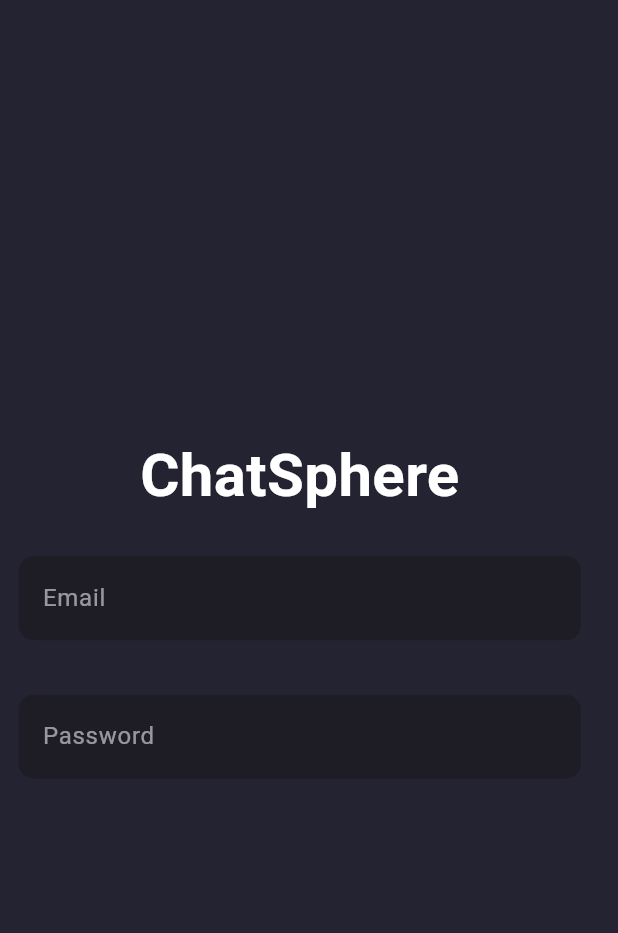
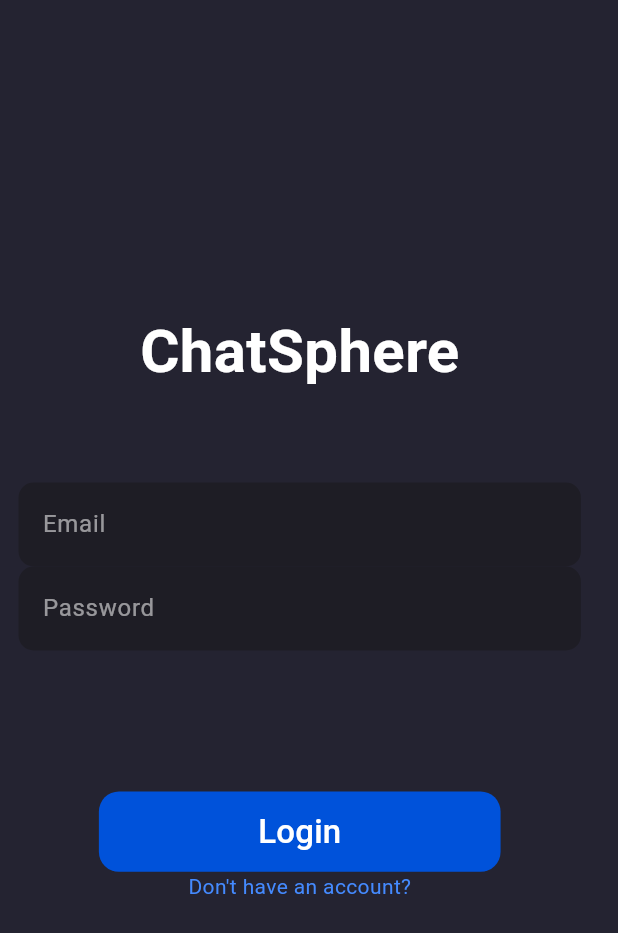
Before and after one commit to daviddprtma/chatsphere_app, a Flutter app: the screen it shows after launch, on a phone screen of 412 x 824 dp. Shown: the top 933 px of the screen. Run offline on Flutter 3.47's test engine with Material 3 defaults, Android fonts, the phone set to English and light mode, and no system bars; our stand-ins replace cloud_firestore, file_picker, firebase_analytics, firebase_auth, firebase_core, firebase_storage and 1 more; accounts and stored records are empty.

Commit message:
implement login function done

```diff
--- a/analysis_options.yaml
+++ b/analysis_options.yaml
@@ -23,6 +23,5 @@ linter:
   rules:
     # avoid_print: false  # Uncomment to disable the `avoid_print` rule
     # prefer_single_quotes: true  # Uncomment to enable the `prefer_single_quotes` rule
-
 # Additional information about this file can be found at
 # https://dart.dev/guides/language/analysis-options
--- a/lib/main.dart
+++ b/lib/main.dart
@@ -1,39 +1,49 @@
 import 'package:chatsphere_app/pages/login_page.dart';
+import 'package:chatsphere_app/providers/authentication_provider.dart';
 import 'package:flutter/material.dart';
 
 import 'package:firebase_analytics/firebase_analytics.dart';
+import 'package:flutter/widgets.dart';
+import 'package:provider/provider.dart';
 
 import './pages/splash_page.dart';
 
 import './services/navigation_service.dart';
 
-
 void main() {
   runApp(SplashPage(
     key: UniqueKey(),
     onInitializationComplete: () {
-      runApp(MainApp());
+      runApp(const MainApp());
     },
   ));
 }
 
 class MainApp extends StatelessWidget {
+  const MainApp({super.key});
+
   @override
   Widget build(BuildContext context) {
-    return MaterialApp(
+    return MultiProvider(
+        providers: [
+          ChangeNotifierProvider<AuthenticationProvider>(
+              create: (BuildContext context) {
+            return AuthenticationProvider();
+          }),
+        ],
+        child: MaterialApp(
           title: 'ChatSphere',
           theme: ThemeData(
-        backgroundColor: Color.fromRGBO(36, 35, 49, 1.0),
-        scaffoldBackgroundColor: Color.fromRGBO(36, 35, 49, 1.0),
-        bottomNavigationBarTheme: BottomNavigationBarThemeData(
+            scaffoldBackgroundColor: const Color.fromRGBO(36, 35, 49, 1.0),
+            bottomNavigationBarTheme: const BottomNavigationBarThemeData(
               backgroundColor: Color.fromRGBO(30, 29, 37, 1.0),
             ),
           ),
           navigatorKey: NavigationService.navigatorKey,
           initialRoute: '/login',
           routes: {
-        '/login': (BuildContext _context) => LoginPage(),
+            '/login': (BuildContext context) => LoginPage(),
           },
-    );
+        ));
   }
 }
--- a/lib/pages/login_page.dart
+++ b/lib/pages/login_page.dart
@@ -1,5 +1,10 @@
+import 'package:chatsphere_app/providers/authentication_provider.dart';
+import 'package:chatsphere_app/services/navigation_service.dart';
 import 'package:chatsphere_app/widgets/custom_input_field.dart';
+import 'package:chatsphere_app/widgets/rounded_button.dart';
 import 'package:flutter/material.dart';
+import 'package:get_it/get_it.dart';
+import 'package:provider/provider.dart';
 
 class LoginPage extends StatefulWidget {
   @override
@@ -14,8 +19,11 @@ class _LoginPageState extends State<LoginPage> {
 
   String? _email;
   String? _password;
+  late AuthenticationProvider _authenticationProvider;
+  late NavigationService _navigationService;
 
   final _loginFormKey = GlobalKey<FormState>();
+
   Widget _buildUI() {
     return Scaffold(
       body: Container(
@@ -27,7 +35,21 @@ class _LoginPageState extends State<LoginPage> {
           mainAxisSize: MainAxisSize.max,
           mainAxisAlignment: MainAxisAlignment.center,
           crossAxisAlignment: CrossAxisAlignment.center,
-          children: [_pageTitle(), _loginForm()],
+          children: [
+            _pageTitle(),
+            SizedBox(
+              height: _deviceHeight * 0.04,
+            ),
+            _loginForm(),
+            SizedBox(
+              height: _deviceHeight * 0.05,
+            ),
+            SizedBox(
+              height: _deviceHeight * 0.02,
+            ),
+            _loginButton(),
+            _registerAccount()
+          ],
         ),
       ),
     );
@@ -48,6 +70,7 @@ class _LoginPageState extends State<LoginPage> {
       height: _deviceHeight * 0.18,
       child: Form(
           key: _loginFormKey,
+          child: SingleChildScrollView(
             child: Column(
               mainAxisSize: MainAxisSize.max,
               mainAxisAlignment: MainAxisAlignment.spaceBetween,
@@ -75,14 +98,42 @@ class _LoginPageState extends State<LoginPage> {
                 )
               ],
             ),
+          )),
+    );
+  }
+
+  Widget _loginButton() {
+    return RoundedButton(
+        name: "Login",
+        height: _deviceHeight * 0.065,
+        width: _deviceWidth * 0.65,
+        onPressed: () {
+          if (_loginFormKey.currentState!.validate()) {
+            _loginFormKey.currentState!.save();
+            _authenticationProvider.loginUsingEmailAndPassword(_email!, _password!);
+          }
+        });
+  }
+
+  Widget _registerAccount() {
+    return GestureDetector(
+        onTap: () {
+          // print("clicked!");
+        },
+        child: Container(
+          child: Text(
+            'Don\'t have an account?',
+            style: TextStyle(color: Colors.blueAccent),
           ),
-    );
+        ));
   }
 
   @override
   Widget build(BuildContext context) {
     _deviceHeight = MediaQuery.of(context).size.height;
     _deviceWidth = MediaQuery.of(context).size.width;
+    _authenticationProvider = Provider.of<AuthenticationProvider>(context);
+    _navigationService = GetIt.instance.get<NavigationService>();
     return _buildUI();
   }
 }
--- /dev/null
+++ b/lib/providers/authentication_provider.dart
@@ -0,0 +1,31 @@
+import 'package:chatsphere_app/services/database_service.dart';
+import 'package:chatsphere_app/services/navigation_service.dart';
+import 'package:firebase_auth/firebase_auth.dart';
+import 'package:flutter/material.dart';
+import 'package:get_it/get_it.dart';
+
+class AuthenticationProvider extends ChangeNotifier {
+  late final FirebaseAuth _firebaseAuth;
+  late final NavigationService _navigationService;
+  late final DatabaseService _databaseService;
+
+  AuthenticationProvider() {
+    _firebaseAuth = FirebaseAuth.instance;
+    _navigationService = GetIt.instance.get<NavigationService>();
+    _databaseService = GetIt.instance.get<DatabaseService>();
+  }
+
+  Future<void> loginUsingEmailAndPassword(
+      String _email, String _password) async {
+    try {
+      await _firebaseAuth.signInWithEmailAndPassword(
+          email: _email, password: _password);
+      print(_firebaseAuth.currentUser);
+    } on FirebaseAuthException {
+      print("Error login user into firebase");
+    }
+    catch (e) {
+      print(e);
+    }
+  }
+}
--- /dev/null
+++ b/lib/widgets/rounded_button.dart
@@ -0,0 +1,36 @@
+import 'package:flutter/material.dart';
+
+class RoundedButton extends StatelessWidget {
+  final String name;
+  final double height;
+  final double width;
+  final Function onPressed;
+
+  const RoundedButton(
+      {required this.name,
+      required this.height,
+      required this.width,
+      required this.onPressed});
+
+  @override
+  Widget build(BuildContext context) {
+    return Container(
+      height: height,
+      width: width,
+      decoration: BoxDecoration(
+        color: Color.fromRGBO(0, 82, 218, 1.0),
+        borderRadius: BorderRadius.circular(height * 0.25),
+      ),
+      child: TextButton(
+          onPressed: () => onPressed(),
+          child: Text(
+            name,
+            style: TextStyle(
+              fontSize: 22,
+              color: Colors.white,
+              height: 1.5,
+            ),
+          )),
+    );
+  }
+}
```
Also changed, not shown: lib/models/chat_user.dart (added, +40 -0 lines), 2 other files. Lines whose indentation alone changed are shown as unchanged.
